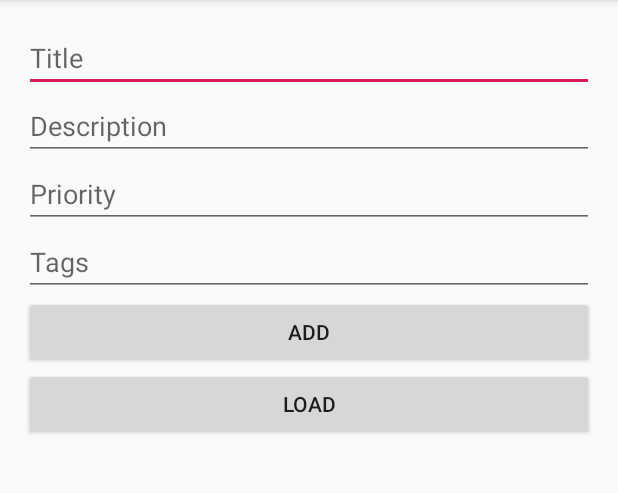
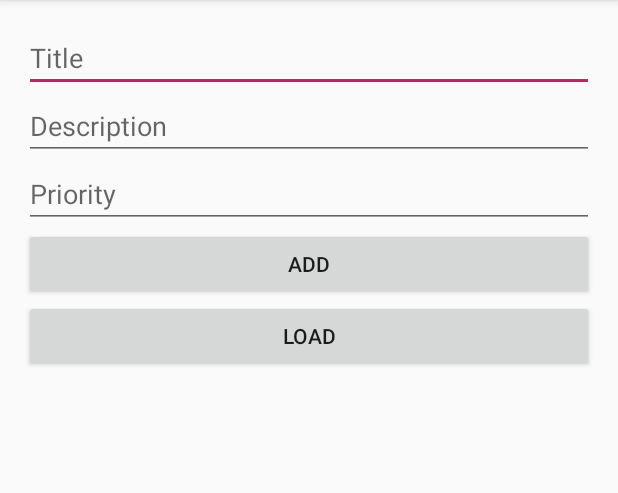
Before and after one commit to IoTLabHNU/IoTMensa, an Android app: the screen it shows after launch (MainActivity), on a phone screen of 412 x 824 dp, the part 84-577 px from its top. Run offline under Robolectric (Android 15) with nearby library versions, the phone set to English and light mode, and no system bars; our stand-ins replace Firebase (no records; nobody signed in at launch, a user with empty details on screens opened directly).

Commit message:
New commented Version

```diff
--- a/app/src/main/res/layout/activity_main.xml
+++ b/app/src/main/res/layout/activity_main.xml
@@ -29,13 +29,6 @@
         android:hint="Priority"
         android:inputType="number" />
 
-    <EditText
-        android:id="@+id/edit_text_tags"
-        android:layout_width="match_parent"
-        android:layout_height="wrap_content"
-        android:hint="Tags"
-        android:inputType="text" />
-
     <Button
         android:layout_width="match_parent"
         android:layout_height="wrap_content"
```
Also changed, not shown: app/src/main/java/com/imapro/firecloud/MainActivity.java (+8 -2 lines).
